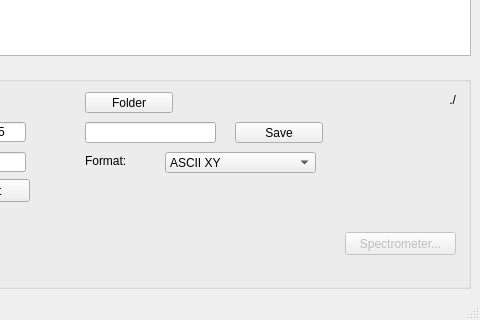
Before: the Qt Designer form laborIott/instruments/Andor/VInst/Andor.ui in Kassikakk/laborIott, drawn with Qt 5; both pictures show x 224 to 704 and y 245 to 565 of the 704 by 565 pixel window.
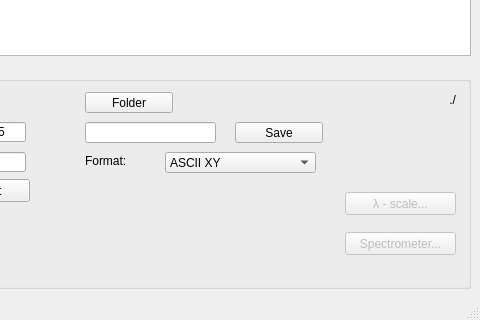
After: the same form once the commit is applied. Icons and pictures are not drawn. Custom widgets are drawn as their Qt base class.

What changed in the file:
```diff
--- a/laborIott/instruments/Andor/VInst/Andor.ui
+++ b/laborIott/instruments/Andor/VInst/Andor.ui
@@ -423,6 +423,25 @@
           <bool>true</bool>
          </property>
         </widget>
+        <widget class="QPushButton" name="lambdaButt">
+         <property name="enabled">
+          <bool>false</bool>
+         </property>
+         <property name="geometry">
+          <rect>
+           <x>560</x>
+           <y>130</y>
+           <width>111</width>
+           <height>23</height>
+          </rect>
+         </property>
+         <property name="text">
+          <string>λ - scale...</string>
+         </property>
+         <property name="checkable">
+          <bool>true</bool>
+         </property>
+        </widget>
        </widget>
       </item>
      </layout>
```
Left out of the diff: 2 changed lines with no effect on the pictures.
